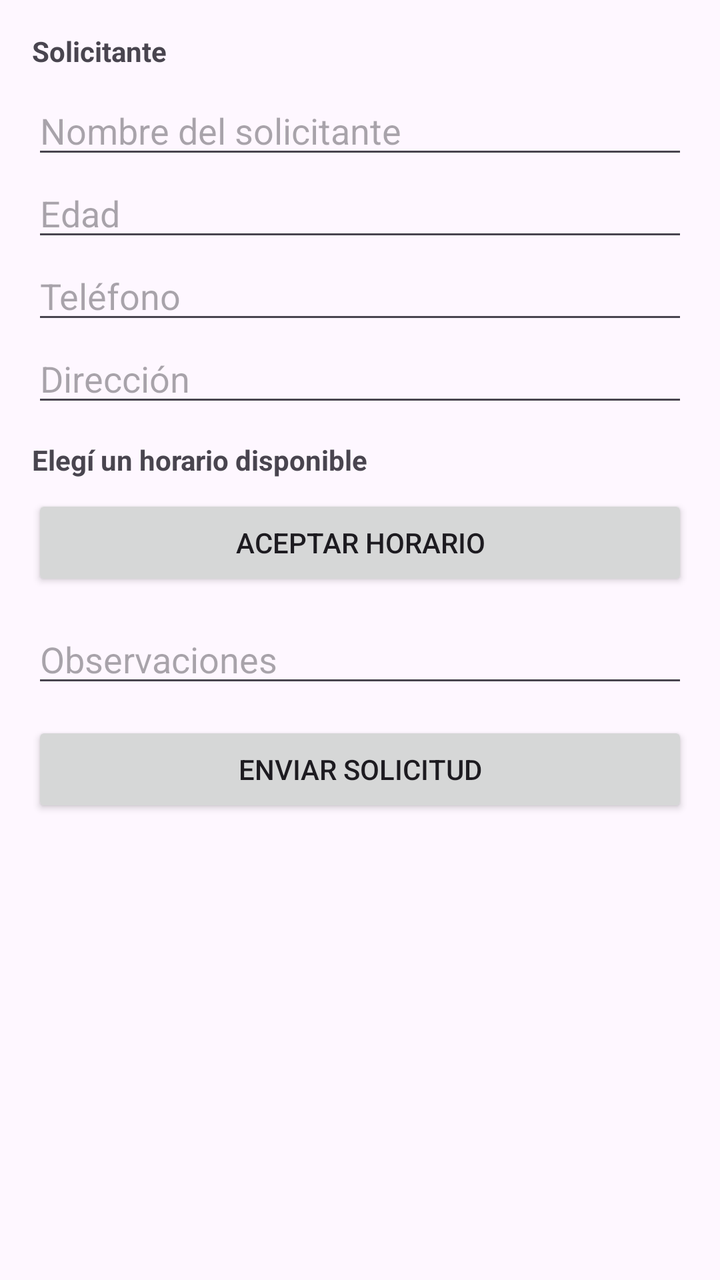
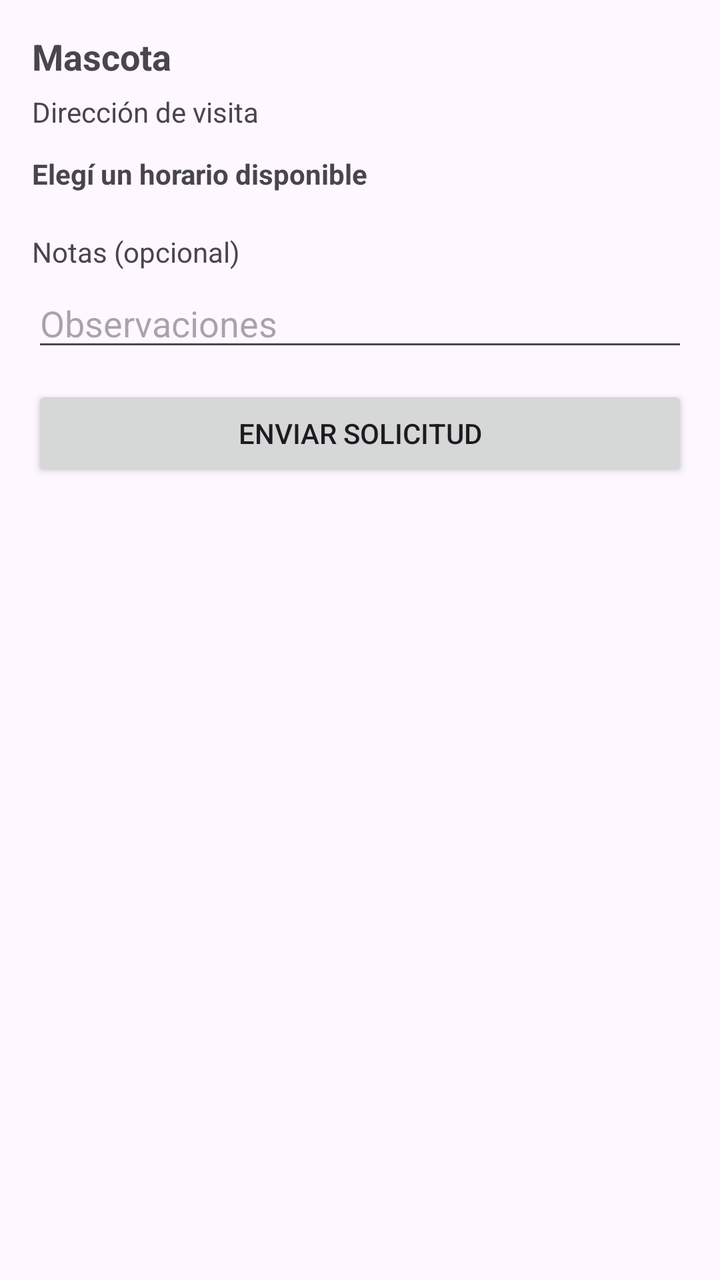

Two renders of the same Android screen: before a commit and after it. Below are the layout's source before the change and the commit's diff.
<!-- AndroidManifest.xml: application theme Theme.AppAdopcionAnimales -->
<!-- res/layout/activity_application_form.xml -->
<?xml version="1.0" encoding="utf-8"?>
<ScrollView xmlns:android="http://schemas.android.com/apk/res/android"
    android:layout_width="match_parent"
    android:layout_height="match_parent">

    <LinearLayout
        android:id="@+id/af_root"
        android:orientation="vertical"
        android:padding="16dp"
        android:layout_width="match_parent"
        android:layout_height="wrap_content">

        <TextView
            android:layout_width="wrap_content"
            android:layout_height="wrap_content"
            android:text="Solicitante"
            android:textStyle="bold"
            android:layout_marginBottom="8dp"/>

        <EditText
            android:id="@+id/etApplicantName"
            android:layout_width="match_parent"
            android:layout_height="wrap_content"
            android:hint="Nombre del solicitante"/>

        <EditText
            android:id="@+id/etApplicantAge"
            android:layout_width="match_parent"
            android:layout_height="wrap_content"
            android:hint="Edad"
            android:inputType="number"/>

        <EditText
            android:id="@+id/etApplicantPhone"
            android:layout_width="match_parent"
            android:layout_height="wrap_content"
            android:hint="Teléfono"/>

        <EditText
            android:id="@+id/etApplicantAddress"
            android:layout_width="match_parent"
            android:layout_height="wrap_content"
            android:hint="Dirección"/>

        <TextView
            android:layout_marginTop="12dp"
            android:layout_width="wrap_content"
            android:layout_height="wrap_content"
            android:text="Elegí un horario disponible"
            android:textStyle="bold"/>

        <RadioGroup
            android:id="@+id/rgSlots"
            android:layout_width="match_parent"
            android:layout_height="wrap_content"
            android:orientation="vertical" />

        <Button
            android:id="@+id/btnAceptarHorario"
            android:layout_width="match_parent"
            android:layout_height="wrap_content"
            android:text="Aceptar horario"
            android:layout_marginTop="8dp"/>

        <EditText
            android:id="@+id/etNotes"
            android:layout_width="match_parent"
            android:layout_height="wrap_content"
            android:hint="Observaciones"
            android:inputType="textMultiLine"
            android:layout_marginTop="12dp"/>

        <Button
            android:id="@+id/btnSubmitApplication"
            android:layout_width="match_parent"
            android:layout_height="wrap_content"
            android:text="Enviar solicitud"
            android:layout_marginTop="12dp"/>

    </LinearLayout>
</ScrollView>
<!-- resources referenced by this layout -->
<resources>
  <style name="Theme.AppAdopcionAnimales" parent="Base.Theme.AppAdopcionAnimales" />
  <style name="Base.Theme.AppAdopcionAnimales" parent="Theme.Material3.DayNight.NoActionBar">
          
          
      </style>
</resources>

<!-- the commit's change to res/layout/activity_application_form.xml (unified diff, before → after) -->
@@ -11,43 +11,27 @@
         android:layout_height="wrap_content">
 
         <TextView
-            android:layout_width="wrap_content"
-            android:layout_height="wrap_content"
-            android:text="Solicitante"
-            android:textStyle="bold"
-            android:layout_marginBottom="8dp"/>
-
-        <EditText
-            android:id="@+id/etApplicantName"
+            android:id="@+id/tvPetNameSimple"
             android:layout_width="match_parent"
             android:layout_height="wrap_content"
-            android:hint="Nombre del solicitante"/>
+            android:text="Mascota"
+            android:textStyle="bold"
+            android:textSize="18sp"
+            android:layout_marginBottom="6dp"/>
 
-        <EditText
-            android:id="@+id/etApplicantAge"
+        <TextView
+            android:id="@+id/tvVisitAddress"
             android:layout_width="match_parent"
             android:layout_height="wrap_content"
-            android:hint="Edad"
-            android:inputType="number"/>
-
-        <EditText
-            android:id="@+id/etApplicantPhone"
-            android:layout_width="match_parent"
-            android:layout_height="wrap_content"
-            android:hint="Teléfono"/>
-
-        <EditText
-            android:id="@+id/etApplicantAddress"
-            android:layout_width="match_parent"
-            android:layout_height="wrap_content"
-            android:hint="Dirección"/>
+            android:text="Dirección de visita"
+            android:layout_marginBottom="12dp"/>
 
         <TextView
-            android:layout_marginTop="12dp"
             android:layout_width="wrap_content"
             android:layout_height="wrap_content"
             android:text="Elegí un horario disponible"
-            android:textStyle="bold"/>
+            android:textStyle="bold"
+            android:layout_marginBottom="8dp"/>
 
         <RadioGroup
             android:id="@+id/rgSlots"
@@ -55,12 +39,11 @@
             android:layout_height="wrap_content"
             android:orientation="vertical" />
 
-        <Button
-            android:id="@+id/btnAceptarHorario"
+        <TextView
             android:layout_width="match_parent"
             android:layout_height="wrap_content"
-            android:text="Aceptar horario"
-            android:layout_marginTop="8dp"/>
+            android:text="Notas (opcional)"
+            android:layout_marginTop="12dp"/>
 
         <EditText
             android:id="@+id/etNotes"
@@ -68,7 +51,7 @@
             android:layout_height="wrap_content"
             android:hint="Observaciones"
             android:inputType="textMultiLine"
-            android:layout_marginTop="12dp"/>
+            android:layout_marginTop="4dp"/>
 
         <Button
             android:id="@+id/btnSubmitApplication"
